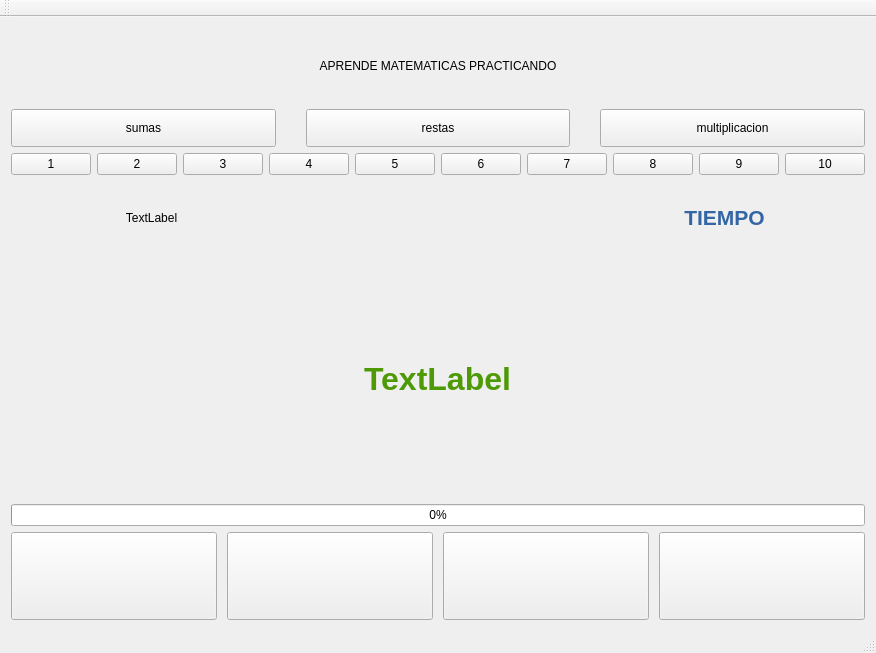
The window that mainwindow.ui (Julian-guillermo-zapata-rugeles/gui-c-plus-plus-aprende-matematicas) describes before a commit, drawn with Qt 5.
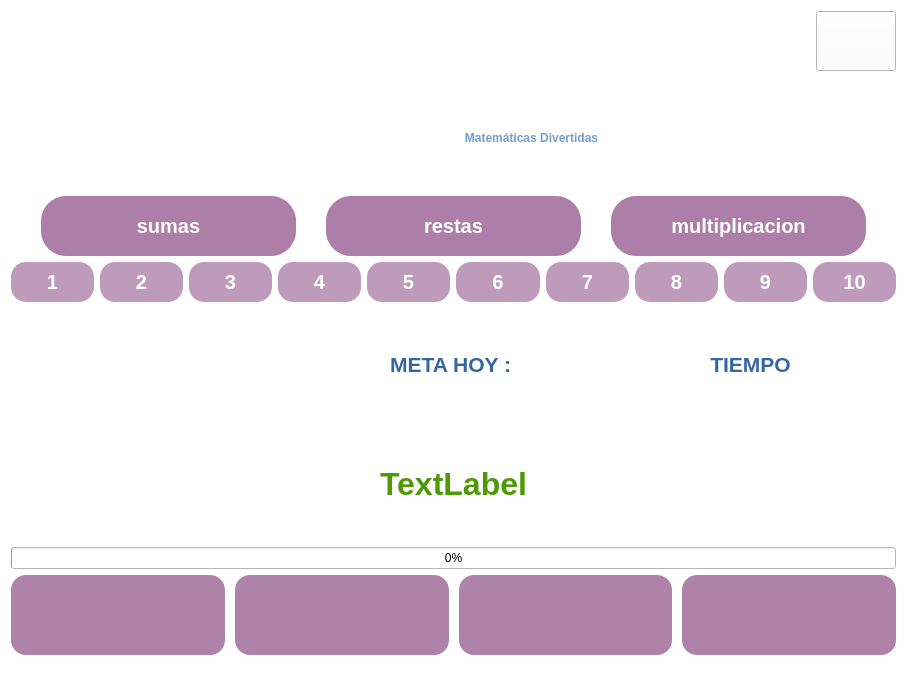
The same window after the commit. Icons and pictures are not drawn.

Commit message: se agregó recursos a la aplicación y se modificaron algunas caracteristicas del UI

Diff of the .ui file:
```diff
--- a/mainwindow.ui
+++ b/mainwindow.ui
@@ -6,19 +6,31 @@
    <rect>
     <x>0</x>
     <y>0</y>
-    <width>874</width>
-    <height>653</height>
+    <width>907</width>
+    <height>688</height>
    </rect>
   </property>
   <property name="windowTitle">
    <string>MainWindow</string>
   </property>
+  <property name="styleSheet">
+   <string notr="true">background-color: rgb(255, 255, 255);</string>
+  </property>
   <widget class="QWidget" name="centralWidget">
    <layout class="QGridLayout" name="gridLayout">
-    <item row="2" column="0">
+    <item row="5" column="0">
      <layout class="QHBoxLayout" name="layout_niveles">
       <item>
        <widget class="QPushButton" name="l1">
+        <property name="styleSheet">
+         <string notr="true">height:40px;
+width:40px;
+border-radius:15px;
+background-color: rgb(173, 127, 168,200);
+color:white;
+font-size:20px;
+font:bold;</string>
+        </property>
         <property name="text">
          <string>1</string>
         </property>
@@ -26,6 +38,15 @@
       </item>
       <item>
        <widget class="QPushButton" name="l2">
+        <property name="styleSheet">
+         <string notr="true">height:40px;
+width:40px;
+border-radius:15px;
+background-color: rgb(173, 127, 168,200);
+color:white;
+font-size:20px;
+font:bold;</string>
+        </property>
         <property name="text">
          <string>2</string>
         </property>
@@ -33,6 +54,15 @@
       </item>
       <item>
        <widget class="QPushButton" name="l3">
+        <property name="styleSheet">
+         <string notr="true">height:40px;
+width:40px;
+border-radius:15px;
+background-color: rgb(173, 127, 168,200);
+color:white;
+font-size:20px;
+font:bold;</string>
+        </property>
         <property name="text">
          <string>3</string>
         </property>
@@ -40,6 +70,15 @@
       </item>
       <item>
        <widget class="QPushButton" name="l4">
+        <property name="styleSheet">
+         <string notr="true">height:40px;
+width:40px;
+border-radius:15px;
+background-color: rgb(173, 127, 168,200);
+color:white;
+font-size:20px;
+font:bold;</string>
+        </property>
         <property name="text">
          <string>4</string>
         </property>
@@ -47,6 +86,15 @@
       </item>
       <item>
        <widget class="QPushButton" name="l5">
+        <property name="styleSheet">
+         <string notr="true">height:40px;
+width:40px;
+border-radius:15px;
+background-color: rgb(173, 127, 168,200);
+color:white;
+font-size:20px;
+font:bold;</string>
+        </property>
         <property name="text">
          <string>5</string>
         </property>
@@ -54,6 +102,15 @@
       </item>
       <item>
        <widget class="QPushButton" name="l6">
+        <property name="styleSheet">
+         <string notr="true">height:40px;
+width:40px;
+border-radius:15px;
+background-color: rgb(173, 127, 168,200);
+color:white;
+font-size:20px;
+font:bold;</string>
+        </property>
         <property name="text">
          <string>6</string>
         </property>
@@ -61,6 +118,15 @@
       </item>
       <item>
        <widget class="QPushButton" name="l7">
+        <property name="styleSheet">
+         <string notr="true">height:40px;
+width:40px;
+border-radius:15px;
+background-color: rgb(173, 127, 168,200);
+color:white;
+font-size:20px;
+font:bold;</string>
+        </property>
         <property name="text">
          <string>7</string>
         </property>
@@ -68,6 +134,15 @@
       </item>
       <item>
        <widget class="QPushButton" name="l8">
+        <property name="styleSheet">
+         <string notr="true">height:40px;
+width:40px;
+border-radius:15px;
+background-color: rgb(173, 127, 168,200);
+color:white;
+font-size:20px;
+font:bold;</string>
+        </property>
         <property name="text">
          <string>8</string>
         </property>
@@ -75,6 +150,15 @@
       </item>
       <item>
        <widget class="QPushButton" name="l9">
+        <property name="styleSheet">
+         <string notr="true">height:40px;
+width:40px;
+border-radius:15px;
+background-color: rgb(173, 127, 168,200);
+color:white;
+font-size:20px;
+font:bold;</string>
+        </property>
         <property name="text">
          <string>9</string>
         </property>
@@ -82,6 +166,15 @@
       </item>
       <item>
        <widget class="QPushButton" name="l10">
+        <property name="styleSheet">
+         <string notr="true">height:40px;
+width:40px;
+border-radius:15px;
+background-color: rgb(173, 127, 168,200);
+color:white;
+font-size:20px;
+font:bold;</string>
+        </property>
         <property name="text">
          <string>10</string>
         </property>
@@ -89,7 +182,103 @@
       </item>
      </layout>
     </item>
-    <item row="6" column="0">
+    <item row="3" column="0">
+     <layout class="QHBoxLayout" name="horizontalLayout_8">
+      <property name="topMargin">
+       <number>9</number>
+      </property>
+      <property name="bottomMargin">
+       <number>0</number>
+      </property>
+      <item>
+       <widget class="QLabel" name="label_3">
+        <property name="minimumSize">
+         <size>
+          <width>150</width>
+          <height>100</height>
+         </size>
+        </property>
+        <property name="maximumSize">
+         <size>
+          <width>150</width>
+          <height>150</height>
+         </size>
+        </property>
+        <property name="styleSheet">
+         <string notr="true">border-image: url(:/recursos/boys.png);</string>
+        </property>
+        <property name="text">
+         <string/>
+        </property>
+       </widget>
+      </item>
+      <item>
+       <widget class="QLabel" name="label_4">
+        <property name="styleSheet">
+         <string notr="true">font: 120 oblique 48pt &quot;Keter YG&quot;;</string>
+        </property>
+        <property name="text">
+         <string>&lt;html&gt;&lt;head/&gt;&lt;body&gt;&lt;p&gt;&lt;span style=&quot; font-weight:600; color:#729fcf;&quot;&gt;Matemáticas Divertidas&lt;/span&gt;&lt;/p&gt;&lt;/body&gt;&lt;/html&gt;</string>
+        </property>
+        <property name="alignment">
+         <set>Qt::AlignCenter</set>
+        </property>
+       </widget>
+      </item>
+     </layout>
+    </item>
+    <item row="0" column="0">
+     <layout class="QHBoxLayout" name="horizontalLayout_4">
+      <property name="leftMargin">
+       <number>0</number>
+      </property>
+      <property name="rightMargin">
+       <number>0</number>
+      </property>
+      <item>
+       <spacer name="horizontalSpacer">
+        <property name="orientation">
+         <enum>Qt::Horizontal</enum>
+        </property>
+        <property name="sizeHint" stdset="0">
+         <size>
+          <width>40</width>
+          <height>20</height>
+         </size>
+        </property>
+       </spacer>
+      </item>
+      <item>
+       <widget class="QPushButton" name="salir">
+        <property name="enabled">
+         <bool>true</bool>
+        </property>
+        <property name="minimumSize">
+         <size>
+          <width>80</width>
+          <height>0</height>
+         </size>
+        </property>
+        <property name="maximumSize">
+         <size>
+          <width>80</width>
+          <height>60</height>
+         </size>
+        </property>
+        <property name="layoutDirection">
+         <enum>Qt::LeftToRight</enum>
+        </property>
+        <property name="styleSheet">
+         <string notr="true">border-image: url(:/recursos/boton_salir.png);</string>
+        </property>
+        <property name="text">
+         <string/>
+        </property>
+       </widget>
+      </item>
+     </layout>
+    </item>
+    <item row="9" column="0">
      <layout class="QHBoxLayout" name="horizontalLayout">
       <property name="spacing">
        <number>10</number>
@@ -98,7 +287,12 @@
        <widget class="QPushButton" name="respuesta1">
         <property name="styleSheet">
          <string notr="true">height:80%;
-</string>
+width:40px;
+border-radius:15px;
+background-color: rgb(173, 127, 168,250);
+color:white;
+font-size:20px;
+font:bold;</string>
         </property>
         <property name="text">
          <string/>
@@ -109,7 +303,12 @@
        <widget class="QPushButton" name="respuesta2">
         <property name="styleSheet">
          <string notr="true">height:80%;
-</string>
+width:40px;
+border-radius:15px;
+background-color: rgb(173, 127, 168,250);
+color:white;
+font-size:20px;
+font:bold;</string>
         </property>
         <property name="text">
          <string/>
@@ -120,7 +319,12 @@
        <widget class="QPushButton" name="respuesta3">
         <property name="styleSheet">
          <string notr="true">height:80%;
-</string>
+width:40px;
+border-radius:15px;
+background-color: rgb(173, 127, 168,250);
+color:white;
+font-size:20px;
+font:bold;</string>
         </property>
         <property name="text">
          <string/>
@@ -131,7 +335,12 @@
        <widget class="QPushButton" name="respuesta4">
         <property name="styleSheet">
          <string notr="true">height:80%;
-</string>
+width:40px;
+border-radius:15px;
+background-color: rgb(173, 127, 168,250);
+color:white;
+font-size:20px;
+font:bold;</string>
         </property>
         <property name="text">
          <string/>
@@ -140,16 +349,27 @@
       </item>
      </layout>
     </item>
-    <item row="1" column="0">
+    <item row="4" column="0">
      <layout class="QHBoxLayout" name="horizontalLayout_7">
       <property name="spacing">
        <number>30</number>
       </property>
+      <property name="leftMargin">
+       <number>30</number>
+      </property>
+      <property name="rightMargin">
+       <number>30</number>
+      </property>
       <item>
        <widget class="QPushButton" name="sumas">
         <property name="styleSheet">
-         <string notr="true">height:30px;
-width:60px;</string>
+         <string notr="true">height:60px;
+width:60px;
+border-radius:25px;
+background-color: rgb(173, 127, 168);
+color:white;
+font-size:20px;
+font:bold;</string>
         </property>
         <property name="text">
          <string>sumas</string>
@@ -159,7 +379,13 @@
       <item>
        <widget class="QPushButton" name="restas">
         <property name="styleSheet">
-         <string notr="true">height:30px;</string>
+         <string notr="true">height:60px;
+width:60px;
+border-radius:25px;
+background-color: rgb(173, 127, 168);
+color:white;
+font-size:20px;
+font:bold;</string>
         </property>
         <property name="text">
          <string>restas</string>
@@ -169,7 +395,13 @@
       <item>
        <widget class="QPushButton" name="multiplicacion">
         <property name="styleSheet">
-         <string notr="true">height:30px;</string>
+         <string notr="true">height:60px;
+width:60px;
+border-radius:25px;
+background-color: rgb(173, 127, 168);
+color:white;
+font-size:20px;
+font:bold;</string>
         </property>
         <property name="text">
          <string>multiplicacion</string>
@@ -178,7 +410,7 @@
       </item>
      </layout>
     </item>
-    <item row="3" column="0">
+    <item row="6" column="0">
      <layout class="QHBoxLayout" name="horizontalLayout_2">
       <property name="topMargin">
        <number>10</number>
@@ -189,7 +421,7 @@
       <item>
        <widget class="QLabel" name="label">
         <property name="text">
-         <string>TextLabel</string>
+         <string>&lt;html&gt;&lt;head/&gt;&lt;body&gt;&lt;p&gt;&lt;br/&gt;&lt;/p&gt;&lt;/body&gt;&lt;/html&gt;</string>
         </property>
         <property name="alignment">
          <set>Qt::AlignCenter</set>
@@ -199,7 +431,7 @@
       <item>
        <widget class="QLabel" name="label_2">
         <property name="text">
-         <string/>
+         <string>&lt;html&gt;&lt;head/&gt;&lt;body&gt;&lt;p&gt;&lt;span style=&quot; font-size:16pt; font-weight:600; color:#3465a4;&quot;&gt;META HOY : &lt;/span&gt;&lt;/p&gt;&lt;/body&gt;&lt;/html&gt;</string>
         </property>
         <property name="alignment">
          <set>Qt::AlignCenter</set>
@@ -222,16 +454,30 @@
       </item>
      </layout>
     </item>
-    <item row="4" column="0">
+    <item row="8" column="0">
+     <layout class="QHBoxLayout" name="horizontalLayout_5">
+      <item>
+       <widget class="QProgressBar" name="progressBar">
+        <property name="value">
+         <number>0</number>
+        </property>
+        <property name="format">
+         <string>%p%</string>
+        </property>
+       </widget>
+      </item>
+     </layout>
+    </item>
+    <item row="7" column="0">
      <layout class="QHBoxLayout" name="horizontalLayout_3">
       <property name="topMargin">
-       <number>100</number>
+       <number>0</number>
       </property>
       <property name="rightMargin">
        <number>0</number>
       </property>
       <property name="bottomMargin">
-       <number>100</number>
+       <number>0</number>
       </property>
       <item alignment="Qt::AlignHCenter|Qt::AlignVCenter">
        <widget class="QLabel" name="operacion">
@@ -260,40 +506,6 @@
       </item>
      </layout>
     </item>
-    <item row="5" column="0">
-     <layout class="QHBoxLayout" name="horizontalLayout_5">
-      <item>
-       <widget class="QProgressBar" name="progressBar">
-        <property name="value">
-         <number>0</number>
-        </property>
-        <property name="format">
-         <string>%p%</string>
-        </property>
-       </widget>
-      </item>
-     </layout>
-    </item>
-    <item row="0" column="0">
-     <layout class="QHBoxLayout" name="horizontalLayout_8">
-      <property name="topMargin">
-       <number>30</number>
-      </property>
-      <property name="bottomMargin">
-       <number>30</number>
-      </property>
-      <item>
-       <widget class="QLabel" name="label_4">
-        <property name="text">
-         <string>APRENDE MATEMATICAS PRACTICANDO</string>
-        </property>
-        <property name="alignment">
-         <set>Qt::AlignCenter</set>
-        </property>
-       </widget>
-      </item>
-     </layout>
-    </item>
    </layout>
   </widget>
   <widget class="QMenuBar" name="menuBar">
@@ -306,14 +518,6 @@
     </rect>
    </property>
   </widget>
-  <widget class="QToolBar" name="mainToolBar">
-   <attribute name="toolBarArea">
-    <enum>TopToolBarArea</enum>
-   </attribute>
-   <attribute name="toolBarBreak">
-    <bool>false</bool>
-   </attribute>
-  </widget>
   <widget class="QStatusBar" name="statusBar"/>
  </widget>
  <layoutdefault spacing="6" margin="11"/>
```
Left out of the diff: 6 changed lines with no effect on the pictures. The commit also changes 8 other files.
